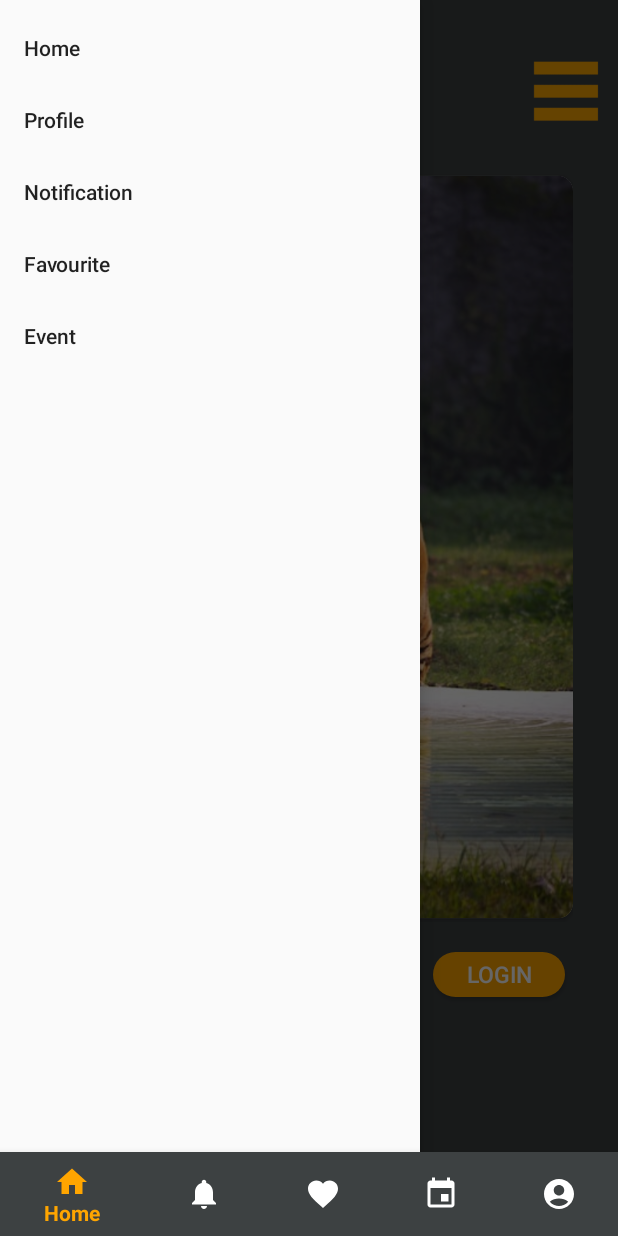
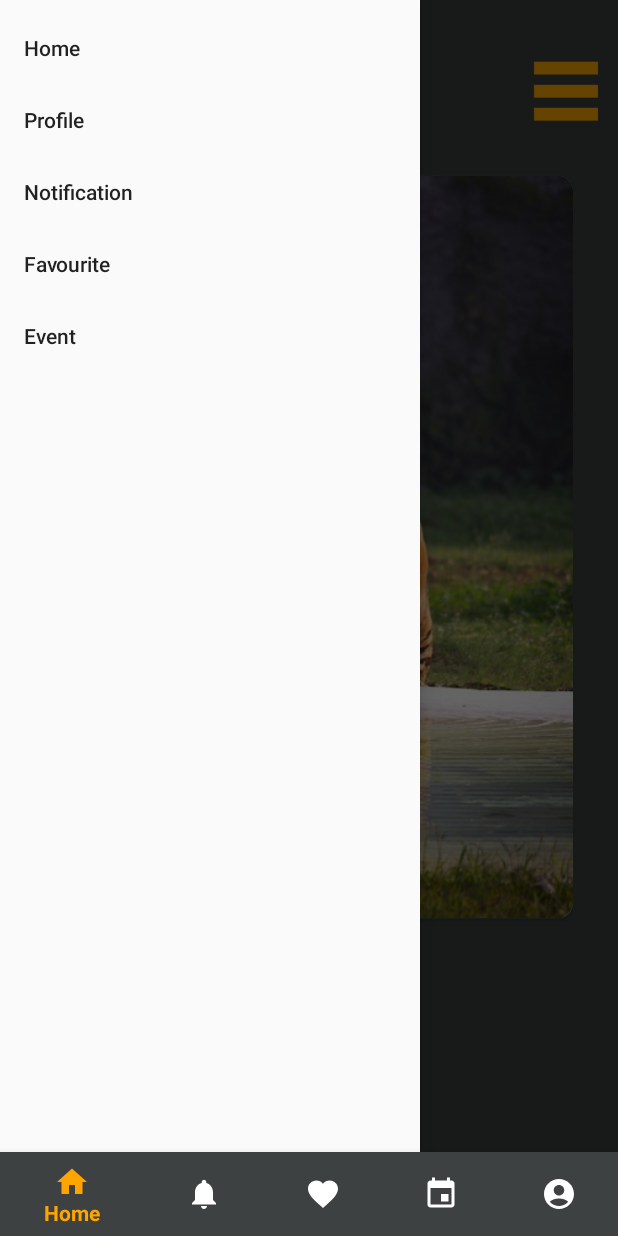
Before and after one commit to GunYuTan/LifeOnLandAssignmentFinal, an Android app: the screen it shows after launch (MainActivity), after a tap on an icon or button, on a phone screen of 412 x 824 dp. Run offline under Robolectric (Android 15) with nearby library versions, the phone set to English and light mode, and no system bars; our stand-ins replace Room's generated code.

Commit message:
23/09/2023 01:26

```diff
--- a/app/src/main/java/com/example/lifeonlandassignment/database/AssignmentDatabase.kt
+++ b/app/src/main/java/com/example/lifeonlandassignment/database/AssignmentDatabase.kt
@@ -6,7 +6,7 @@ import androidx.room.Database
 import androidx.room.Room
 import androidx.room.RoomDatabase
 
-@Database(entities = [User::class], version = 3, exportSchema = false)
+@Database(entities = [User::class, Admin::class, Event::class, JoinedEvent::class, Donation:: class], version = 4, exportSchema = false)
 abstract class AssignmentDatabase : RoomDatabase() {
     abstract  val assignmentDatabaseDao: AssignmentDatabaseDao
 
--- a/app/src/main/java/com/example/lifeonlandassignment/login/LoginFragment.kt
+++ b/app/src/main/java/com/example/lifeonlandassignment/login/LoginFragment.kt
@@ -44,14 +44,10 @@ class LoginFragment : Fragment(){
             fragmentTransaction.commit()
         }
 
-        val button1: Button = binding.btnLogin
-        button1.setOnClickListener {
-            val fragmentManager = parentFragmentManager
-            val fragmentTransaction = fragmentManager.beginTransaction()
-            fragmentTransaction.replace(R.id.fragment_container, HomeFragment())
-            fragmentTransaction.addToBackStack(null)
-            fragmentTransaction.commit()
-        }
+//        val button1: Button = binding.btnLogin
+//        button1.setOnClickListener {
+//
+//        }
 
         loginViewModel.messageLiveData.observe(viewLifecycleOwner, Observer { message ->
             message?.let {
@@ -60,6 +56,24 @@ class LoginFragment : Fragment(){
             }
         })
 
+        loginViewModel.navigatetoUserDetails.observe(this, Observer { hasFinished->
+            if (hasFinished == true){
+                val fragmentManager = parentFragmentManager
+                val fragmentTransaction = fragmentManager.beginTransaction()
+                fragmentTransaction.replace(R.id.fragment_container, HomeFragment())
+                fragmentTransaction.addToBackStack(null)
+                fragmentTransaction.commit()
+            }
+        })
+
         return binding.root
     }
+
+    private fun navigateToHome(){
+        val fragmentManager = parentFragmentManager
+        val fragmentTransaction = fragmentManager.beginTransaction()
+        fragmentTransaction.replace(R.id.fragment_container, HomeFragment())
+        fragmentTransaction.addToBackStack(null)
+        fragmentTransaction.commit()
+    }
 }
--- a/app/src/main/java/com/example/lifeonlandassignment/login/LoginViewModel.kt
+++ b/app/src/main/java/com/example/lifeonlandassignment/login/LoginViewModel.kt
@@ -21,6 +21,9 @@ class LoginViewModel (private val repository: AssignmentDatabaseRepository, appl
     private val _navigatetoHome = MutableLiveData<Boolean>()
     val messageLiveData: LiveData<String>
         get() = _messageLiveData
+
+    val navigatetoUserDetails: LiveData<Boolean>
+        get() = _navigatetoHome
 
     @Bindable
     val inputUsername = MutableLiveData<String>()
--- a/app/src/main/java/com/example/lifeonlandassignment/register/RegisterViewModel.kt
+++ b/app/src/main/java/com/example/lifeonlandassignment/register/RegisterViewModel.kt
@@ -69,10 +69,6 @@ class RegisterViewModel(private val repository: AssignmentDatabaseRepository, ap
         }
     }
 
-    fun backToLogin(){
-
-    }
-
     override fun addOnPropertyChangedCallback(callback: Observable.OnPropertyChangedCallback?) {}
 
     override fun removeOnPropertyChangedCallback(callback: Observable.OnPropertyChangedCallback?) {}
--- a/app/src/main/res/layout/home_screen.xml
+++ b/app/src/main/res/layout/home_screen.xml
@@ -56,20 +56,6 @@
         app:layout_constraintTop_toBottomOf="@+id/txtHomeTitle" >
     </androidx.viewpager2.widget.ViewPager2> <!--viewPager 4 (id)-->
 
-        <Button
-            android:id="@+id/btnToLogin"
-            android:layout_width="wrap_content"
-            android:layout_height="30sp"
-            android:layout_marginTop="20dp"
-            android:layout_marginEnd="35dp"
-            android:background="@drawable/round_btn"
-            android:backgroundTint="@color/orange"
-            android:text="Login"
-            android:textColor="@color/white"
-            android:textSize="15sp"
-            app:layout_constraintEnd_toEndOf="parent"
-            app:layout_constraintTop_toBottomOf="@+id/viewPager4" />
-
         <ImageView
             android:id="@+id/btnExplore"
             android:layout_width="wrap_content"
```
Also changed, not shown: app/src/main/java/com/example/lifeonlandassignment/database/User.kt (+69 -1 lines), app/src/main/java/com/example/lifeonlandassignment/homeFragment.kt (+0 -9 lines), app/src/main/java/com/example/lifeonlandassignment/profile/ProfileFragment.kt (+103 -2 lines), app/src/main/java/com/example/lifeonlandassignment/profile/ProfileViewModel.kt (indentation only).
